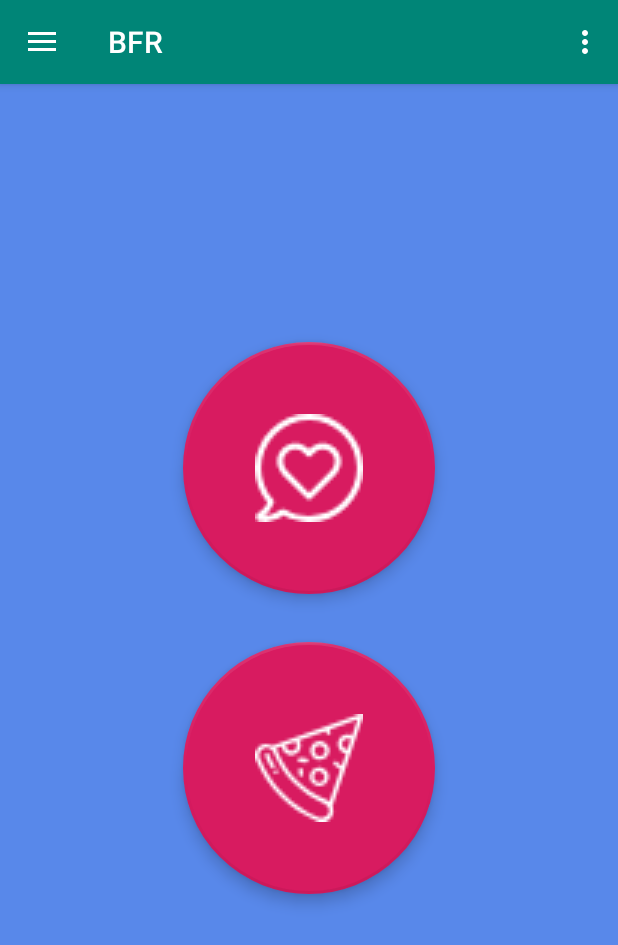
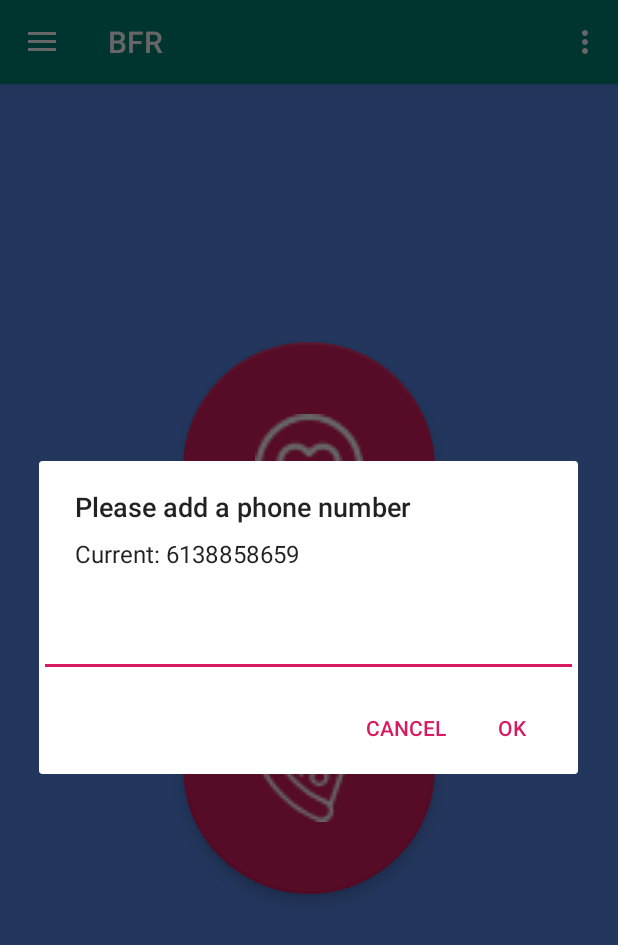
Before and after one commit to kenmurrell/Aphrodite, an Android app: the screen it shows after launch (MainActivity), after a tap on "Add a number", on a phone screen of 412 x 824 dp. Shown: the top 945 px of the screen. Run offline under Robolectric (Android 15) with nearby library versions, the phone set to English and light mode, and no system bars; 3 other taps on this screen came first.

Commit message:
Added persistence for saving and updating phone numbers

```diff
--- a/app/build.gradle
+++ b/app/build.gradle
@@ -9,6 +9,7 @@ android {
         versionCode 1
         versionName "1.0"
         testInstrumentationRunner "android.support.test.runner.AndroidJUnitRunner"
+        vectorDrawables.useSupportLibrary = true
     }
     buildTypes {
         release {
--- a/app/src/main/java/kenmurrell/bfr/MainActivity.java
+++ b/app/src/main/java/kenmurrell/bfr/MainActivity.java
@@ -1,13 +1,17 @@
 package kenmurrell.bfr;
 
 import android.Manifest;
+import android.content.DialogInterface;
 import android.content.pm.PackageManager;
+import android.content.SharedPreferences;
 import android.os.Bundle;
 import android.support.design.widget.FloatingActionButton;
 import android.support.design.widget.Snackbar;
 import android.support.v4.app.ActivityCompat;
 import android.support.v4.content.ContextCompat;
+import android.support.v7.app.AlertDialog;
 import android.telephony.SmsManager;
+import android.text.InputType;
 import android.view.View;
 import android.support.design.widget.NavigationView;
 import android.support.v4.view.GravityCompat;
@@ -17,8 +21,8 @@ import android.support.v7.app.AppCompatActivity;
 import android.support.v7.widget.Toolbar;
 import android.view.Menu;
 import android.view.MenuItem;
+import android.widget.EditText;
 
-import java.util.ArrayList;
 import java.util.Arrays;
 import java.util.List;
 import java.util.Random;
@@ -34,9 +38,18 @@ public class MainActivity extends AppCompatActivity implements NavigationView.On
         Toolbar toolbar = (Toolbar) findViewById(R.id.toolbar);
         setSupportActionBar(toolbar);
 
-        //----PERSISTANCE----
+
+        //----PERSISTENCE----
         final List<String> attentionMsgList = Arrays.asList(getResources().getStringArray(R.array.attentionMsgList));
         final List<String> foodMsgList = Arrays.asList(getResources().getStringArray(R.array.foodMsgList));
+        SharedPreferences settings = getSharedPreferences("PHONE_NUMBER", 0);
+        if(!settings.contains("NUM")){
+            SharedPreferences.Editor editor = settings.edit();
+            editor.remove("NUM");
+            editor.putString("NUM", BF_NUM);
+            editor.apply();
+        }
+
 
         //----PERMISSIONS-----
         if (ContextCompat.checkSelfPermission(MainActivity.this, Manifest.permission.SEND_SMS)!= PackageManager.PERMISSION_GRANTED) {
@@ -51,6 +64,7 @@ public class MainActivity extends AppCompatActivity implements NavigationView.On
             // Permission has already been granted
         }
 
+
         //-----BUTTONS-----
         FloatingActionButton attentionButton = (FloatingActionButton) findViewById(R.id.attentionButton);
         FloatingActionButton foodButton = (FloatingActionButton) findViewById(R.id.foodButton) ;
@@ -58,7 +72,7 @@ public class MainActivity extends AppCompatActivity implements NavigationView.On
             @Override
             public void onClick(View view) {
                 int idx = new Random().nextInt(attentionMsgList.size());
-                sendMessage(BF_NUM,attentionMsgList.get(idx));
+                sendMessage(attentionMsgList.get(idx));
                 Snackbar.make(view, "Sent!", Snackbar.LENGTH_LONG)
                         .setAction("Action", null).show();
             }
@@ -67,7 +81,7 @@ public class MainActivity extends AppCompatActivity implements NavigationView.On
             @Override
             public void onClick(View view) {
                 int idx = new Random().nextInt(foodMsgList.size());
-                sendMessage(BF_NUM,foodMsgList.get(idx));
+                sendMessage(foodMsgList.get(idx));
                 Snackbar.make(view, "Sent!", Snackbar.LENGTH_LONG)
                         .setAction("Action", null).show();
             }
@@ -99,20 +113,22 @@ public class MainActivity extends AppCompatActivity implements NavigationView.On
         getMenuInflater().inflate(R.menu.main, menu);
         return true;
     }
-    @Override
-    public boolean onOptionsItemSelected(MenuItem item) {
-        // Handle action bar item clicks here. The action bar will
-        // automatically handle clicks on the Home/Up button, so long
-        // as you specify a parent activity in AndroidManifest.xml.
-        int id = item.getItemId();
+// ---OPTIONS MENU--- probably getting rid of this...this too ^^^
+//    @Override
+//    public boolean onOptionsItemSelected(MenuItem item) {
+//        // Handle action bar item clicks here. The action bar will
+//        // automatically handle clicks on the Home/Up button, so long
+//        // as you specify a parent activity in AndroidManifest.xml.
+//        int id = item.getItemId();
+//
+//        //noinspection SimplifiableIfStatement
+//        if (id == R.id.action_settings) {
+//            return true;
+//        }
+//
+//        return super.onOptionsItemSelected(item);
+//    }
 
-        //noinspection SimplifiableIfStatement
-        if (id == R.id.action_settings) {
-            return true;
-        }
-
-        return super.onOptionsItemSelected(item);
-    }
     @SuppressWarnings("StatementWithEmptyBody")
     @Override
     public boolean onNavigationItemSelected(MenuItem item) {
@@ -120,7 +136,7 @@ public class MainActivity extends AppCompatActivity implements NavigationView.On
         int id = item.getItemId();
 
         if (id == R.id.nav_number) {
-            // Handle action
+            onNavNumber();
         } else if (id == R.id.nav_settings) {
 
         } else if (id == R.id.nav_share) {
@@ -132,8 +148,41 @@ public class MainActivity extends AppCompatActivity implements NavigationView.On
         return true;
     }
 
-    public static void sendMessage(String number, String msg){
+    public void sendMessage(String msg){
+        SharedPreferences settings = getSharedPreferences("PHONE_NUMBER", 0);
+        String number = settings.getString("NUM", "0");
         SmsManager sms = SmsManager.getDefault();
         sms.sendTextMessage(number, null, msg, null, null );
     }
+
+
+    public boolean onNavNumber(){
+        final SharedPreferences settings = getSharedPreferences("PHONE_NUMBER", 0);
+        AlertDialog.Builder builder = new AlertDialog.Builder(this);
+        builder.setTitle("Please add a phone number");
+        final EditText input = new EditText(this);
+        input.setInputType(InputType.TYPE_CLASS_PHONE);
+        builder.setView(input);
+        builder.setMessage("Current: " + settings.getString("NUM", "None"));
+
+        // Set up the buttons
+        builder.setPositiveButton("OK", new DialogInterface.OnClickListener() {
+            @Override
+            public void onClick(DialogInterface dialog, int which) {
+                SharedPreferences.Editor editor = settings.edit();
+                editor.remove("NUM");
+                editor.putString("NUM", input.getText().toString());
+                editor.apply();
+            }
+        });
+        builder.setNegativeButton("Cancel", new DialogInterface.OnClickListener() {
+            @Override
+            public void onClick(DialogInterface dialog, int which) {
+                dialog.cancel();
+            }
+        });
+        builder.show();
+        return true;
+    }
+
 }
```
